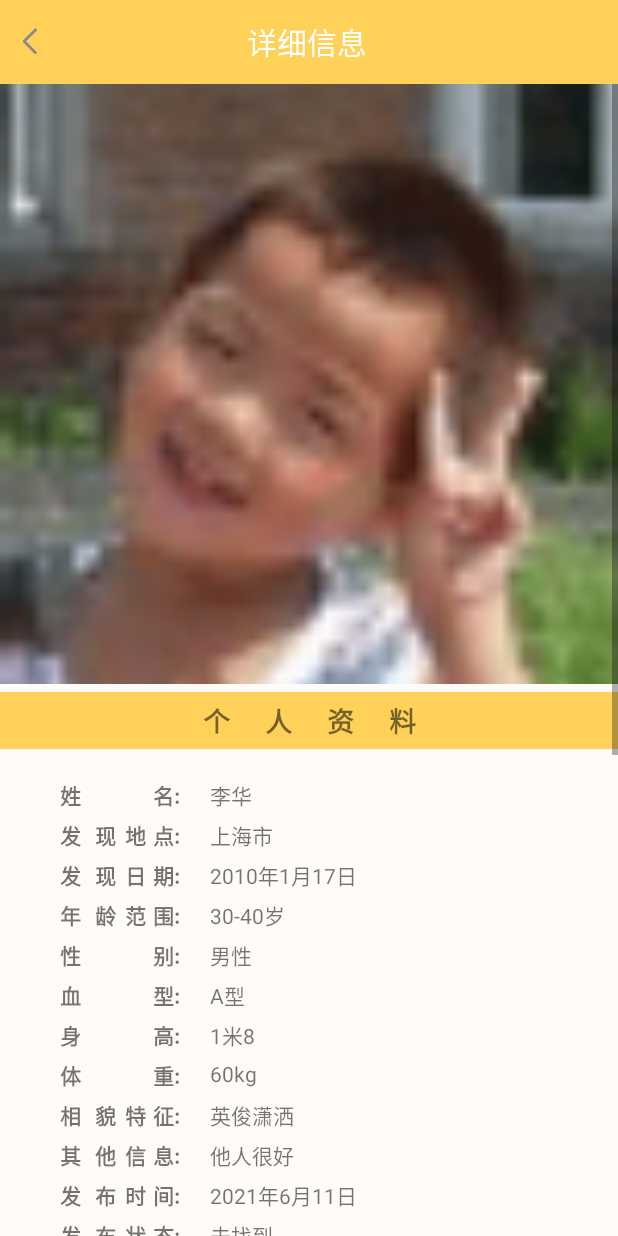
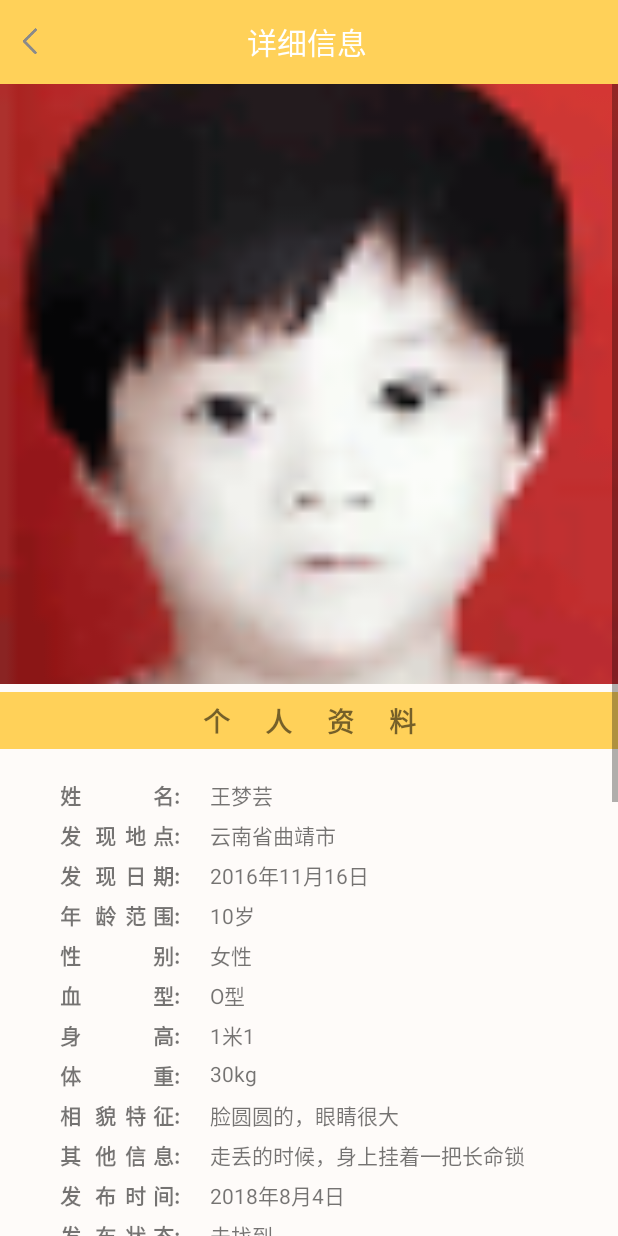
Before and after one commit to Lyrain02/Reunion, an Android app: the bDetailActivity screen opened directly, with no data from a screen before it, on a phone screen of 412 x 824 dp. Run offline under Robolectric (Android 15) with nearby library versions, the phone set to English and light mode, and no system bars.

Commit message:
update square detail

```diff
--- a/app/src/main/java/com/example/mytest/ui/squareDetail/bDetailActivity.kt
+++ b/app/src/main/java/com/example/mytest/ui/squareDetail/bDetailActivity.kt
@@ -11,7 +11,9 @@ import androidx.appcompat.app.AlertDialog
 import androidx.recyclerview.widget.LinearLayoutManager
 import androidx.recyclerview.widget.RecyclerView
 import com.example.mytest.R
+import com.example.mytest.user.Data
 import com.example.mytest.user.Person
+import com.example.mytest.user.PersonClue
 import com.example.mytest.user.User
 
 class bDetailActivity : AppCompatActivity() {
@@ -19,6 +21,8 @@ class bDetailActivity : AppCompatActivity() {
     private val imageList = ArrayList<Int>()
     private val clueList = ArrayList<Clue>()
     private lateinit var viewHolder:ViewHolder
+    private var pid = 0
+    private lateinit var person:Person
 
     inner class ViewHolder{
         val p_name = findViewById<TextView>(R.id.p_nameB)
@@ -31,9 +35,11 @@ class bDetailActivity : AppCompatActivity() {
         val p_weight = findViewById<TextView>(R.id.p_weightB)
         val p_appearance = findViewById<TextView>(R.id.p_appearanceB)
         val p_other = findViewById<TextView>(R.id.p_otherB)
-        val s_name = findViewById<TextView>(R.id.s_name)
-        val s_tel = findViewById<TextView>(R.id.s_tel)
-        val s_address = findViewById<TextView>(R.id.s_address)
+        val p_status = findViewById<TextView>(R.id.p_stateB)
+        val p_pdate = findViewById<TextView>(R.id.p_pdateB)
+        val l_name = findViewById<TextView>(R.id.s_name)
+        val l_tel = findViewById<TextView>(R.id.s_tel)
+        val l_address = findViewById<TextView>(R.id.s_address)
     }
 
     override fun onCreate(savedInstanceState: Bundle?) {
@@ -44,7 +50,7 @@ class bDetailActivity : AppCompatActivity() {
         val viewHolder = ViewHolder()
 
         val bundle = intent.extras
-        val pid = bundle?.getInt("pid") ?:0
+        pid = bundle?.getInt("pid") ?:0 //???????????
         Log.d(tag,"person's id is $pid")
 
         initPerson(pid,viewHolder)
@@ -62,53 +68,30 @@ class bDetailActivity : AppCompatActivity() {
         val clueAdapter = ClueAdapter(clueList)
         recyclerView2.adapter =clueAdapter
 
+
+
         val submitClueB = findViewById<Button>(R.id.submintClueB)
         submitClueB.setOnClickListener {
-            val clue = showInput()
-            if(clue!=null){
-                if(submitClueB(clue))
-                    Toast.makeText(this,"Submit Successfully!",Toast.LENGTH_LONG).show()
-                else
-                    Toast.makeText(this,"Submit failure!",Toast.LENGTH_LONG).show()
+            showInput()
+        }
+
+    }
+
+    private fun initImages(images: ArrayList<Int>) {
+        for(i in images){
+            imageList.add(i)
         }
     }
 
-    }
-    private fun initImages() {
-        //数据库连接
-        repeat(1){
-            imageList.add((R.drawable.lhp))
-            imageList.add((R.drawable.ldl))
-            imageList.add((R.drawable.pq))
-            imageList.add((R.drawable.yqy))
-            imageList.add((R.drawable.yxx))
-            imageList.add((R.drawable.zj))
+    private fun initClue(pid:Int){
+        val pclues = getPersonClueB(pid)
+        for(i in pclues){
+            clueList.add(Clue(getUserName(i.uid),getUserImage(i.uid),i.date,i.msg))
         }
     }
-    private fun initClue(){
-        //数据库连接
-        repeat(1){
-            clueList.add(Clue("Sam",R.drawable.eg_boy,"2020年10月11日","两周前曾经在长风公园湖边看到他"))
-            clueList.add(Clue("Alice",R.drawable.eg_girl,"2021年1月11日","似乎在中山公园地铁站附近见到过他"))
-        }
-    }
+
     private fun initPerson(pid:Int, viewHolder: ViewHolder){
-        //数据库连接 p_id查询信息
-        //初始化人物+救助信息
-        val person = Person()
-        person.name = "李华"
-        person.location = "上海市"
-        person.date = "2010年1月17日"
-        person.age ="30-40岁"
-        person.sex = Person.SEX_MALE
-        person.blood = Person.BLOOD_A
-        person.height = "1米8"
-        person.weight = "60kg"
-        person.appearance = "英俊潇洒"
-        person.other ="他人很好"
-        person.s_name = "华东师范大学"
-        person.s_phone = "86-21-62233333"
-        person.s_address = "上海市普陀区中山北路3663号"
+        person = getPersonInfoB(pid)
 
         viewHolder.p_name.text = person.name
         viewHolder.p_location.text =person.location
@@ -120,23 +103,32 @@ class bDetailActivity : AppCompatActivity() {
         viewHolder.p_weight.text = person.weight
         viewHolder.p_appearance.text = person.appearance
         viewHolder.p_other.text = person.other
+        viewHolder.p_pdate.text = person.pdate
+        viewHolder.p_status.text = when(person.status){
+            -1 -> "已撤回"
+            0 -> "未找到"
+            1 -> "已找到"
+            else -> "Error"
+        }
+        viewHolder.l_name.text =person.s_name
+        viewHolder.l_tel.text = person.s_phone
+        viewHolder.l_address.text = person.s_address
 
-        viewHolder.s_name.text = person.s_name
-        viewHolder.s_tel.text = person.s_phone
-        viewHolder.s_address.text = person.s_address
-
-        initImages()
-        initClue()
+        initImages(person.image)
+        initClue(pid)
     }
 
     private fun submitClueB(clue: String?):Boolean{
         Log.d(tag,"submit func!")
-        //提交线索+表id+用户id
-        //调用submitclue（uid，tid，clue）
         return if(clue!=null) {
-            clueList.add(Clue(User.name, R.drawable.eg_boy, "2021年6月11日", clue?:""))
+            val pclue = PersonClue(pid,User.id,getCurrentTime(),clue)
+            if(clue.length!=0 && addClueB(pclue)) {
+                Data.A_List[pid].clues.add(pclue)//本地存储
+                Data.my_ListClueA.add(person)//本地存储
+                clueList.add(Clue(getUserName(pclue.pid), getUserImage(pclue.pid), getCurrentTime(), clue ?: ""))
                 Log.d(tag,"submit successful")
                 true
+            }else false
         }else{
             Log.d(tag,"submit failure")
             false
@@ -152,9 +144,49 @@ class bDetailActivity : AppCompatActivity() {
             ) { dialogInterface, i ->
                 msg = editText.text.toString().trim()
                 Log.d(tag,"clue is $msg")
-                    submitClueB(msg)
+                if(submitClueB(msg))
+                    Toast.makeText(this.applicationContext,"提交成功",Toast.LENGTH_LONG).show()
+                else
+                    Toast.makeText(this.applicationContext,"提交失败",Toast.LENGTH_LONG).show()
             }
         builder.create().show()
         return msg
     }
+
+
+    private fun addClueB(pclue: PersonClue):Boolean{
+        //连接数据库[A表]
+        //将PersonClue上传到数据库
+        return true
     }
+
+    private fun getPersonInfoB(pid:Int):Person{
+        //连接数据库 [A表]
+        //[A表]给定pid，获取人员信息，返回类型为Person
+        return Data.B_List[pid]
+    }
+
+    private fun getPersonClueB(pid:Int):ArrayList<PersonClue>{
+        //数据库连接 [A表]
+        //[A表]给定pid，获取clue的列表，返回值为ArrayList<PersonClue>
+        return Data.B_List[pid].clues
+    }
+
+    private fun getUserName(uid:Int):String{
+        //连接数据库
+        //通过用户id获取用户名
+        return Data.userList[uid].name
+    }
+
+    private fun getUserImage(uid:Int):Int{
+        //连接数据库
+        //通过用户id获取用户头像
+        return Data.userList[uid].image
+    }
+
+    private fun getCurrentTime():String{
+        //非数据库连接部分，可以暂时不实现
+        //获取发布时间
+        return "2021年6月11日"
+    }
+}
--- a/app/src/main/res/layout/activity_b_detail.xml
+++ b/app/src/main/res/layout/activity_b_detail.xml
@@ -480,7 +480,7 @@
                             android:textStyle="bold"/>
                     </LinearLayout>
                     <TextView
-                        android:id="@+id/p_pdate"
+                        android:id="@+id/p_pdateB"
                         android:layout_width="0dp"
                         android:layout_height="wrap_content"
                         android:layout_weight="1"
@@ -525,7 +525,7 @@
                             android:textStyle="bold"/>
                     </LinearLayout>
                     <TextView
-                        android:id="@+id/p_state"
+                        android:id="@+id/p_stateB"
                         android:layout_width="0dp"
                         android:layout_height="wrap_content"
                         android:layout_weight="1"
```
Also changed, not shown: app/src/main/java/com/example/mytest/ui/squareDetail/aDetailActivity.kt (+82 -37 lines). Lines whose indentation alone changed are shown as unchanged.
